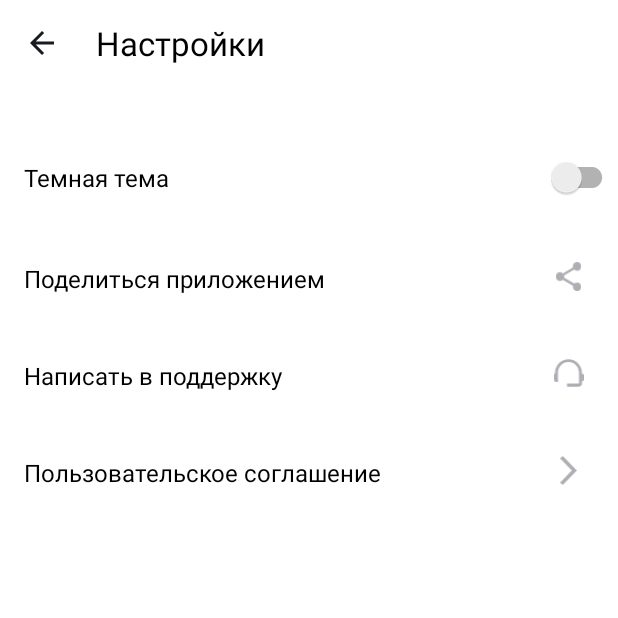
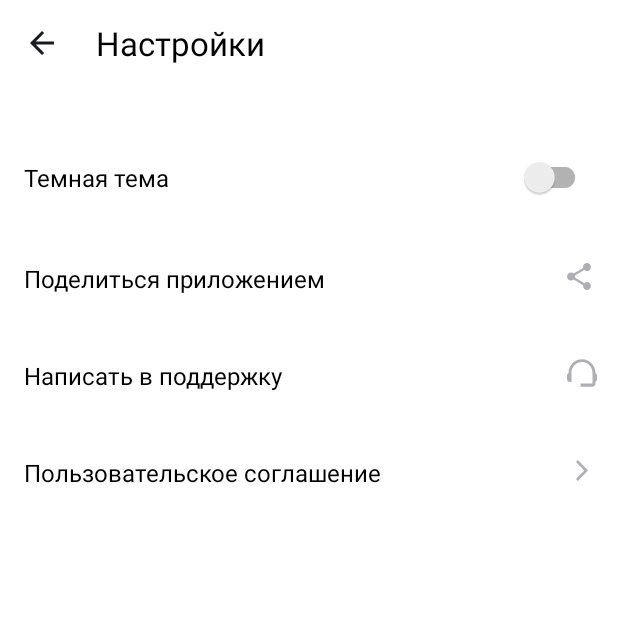
Before and after one commit to OlegQt/Yandex-Practicum_PlaylistMaker, an Android app: the ActivitySettings screen opened directly, with no data from a screen before it, on a phone screen of 412 x 824 dp, the top half of it. Run offline under Robolectric (Android 15) with nearby library versions, the phone set to English and light mode, and no system bars.

Commit message:
Во всех layOut settings сделал для текста вес 1, а для иконок wrap_content Отступ MarginEnd добавлен для оберточных layout`ов (но он для всех иконок разный, поэтому не выносил в dimens

```diff
--- a/app/src/main/res/layout/activity_settings.xml
+++ b/app/src/main/res/layout/activity_settings.xml
@@ -44,6 +44,7 @@
         android:layout_height="wrap_content"
         android:layout_marginStart="@dimen/settings_margin_start"
         android:layout_marginTop="40dp"
+        android:layout_marginEnd="18dp"
 
         android:orientation="horizontal"
         android:paddingVertical="@dimen/settings_padding"
@@ -53,7 +54,7 @@
             android:layout_width="@dimen/zero_width"
             android:layout_height="wrap_content"
             android:layout_gravity="center_vertical"
-            android:layout_weight="5"
+            android:layout_weight="1"
 
             android:gravity="start"
             android:text="@string/night_theme"
@@ -61,10 +62,10 @@
             android:textSize="@dimen/medium_txt_height" />
 
         <androidx.appcompat.widget.SwitchCompat
-            android:layout_width="@dimen/zero_width"
+            android:layout_width="wrap_content"
             android:layout_height="19dp"
             android:layout_gravity="center_vertical"
-            android:layout_weight="1" />
+            />
     </LinearLayout>
 
     <!-- Share app -->
@@ -72,6 +73,7 @@
         android:layout_width="match_parent"
         android:layout_height="wrap_content"
         android:layout_marginStart="@dimen/settings_margin_start"
+        android:layout_marginEnd="@dimen/settings_margin_end"
 
         android:orientation="horizontal"
         android:paddingVertical="@dimen/settings_padding"
@@ -81,7 +83,7 @@
             android:layout_width="@dimen/zero_width"
             android:layout_height="wrap_content"
             android:layout_gravity="center_vertical"
-            android:layout_weight="5"
+            android:layout_weight="1"
 
             android:gravity="start"
             android:text="@string/share_app"
@@ -89,8 +91,7 @@
             android:textSize="@dimen/medium_txt_height" />
 
         <ImageView
-            android:layout_width="@dimen/zero_width"
-            android:layout_weight="1"
+            android:layout_width="wrap_content"
             android:layout_height="@dimen/settings_img_height"
             android:layout_gravity="end"
             android:src="@drawable/share"
@@ -103,6 +104,7 @@
         android:layout_width="match_parent"
         android:layout_height="wrap_content"
         android:layout_marginStart="@dimen/settings_margin_start"
+        android:layout_marginEnd="14dp"
 
         android:orientation="horizontal"
         android:paddingVertical="@dimen/settings_padding"
@@ -112,7 +114,7 @@
             android:layout_width="@dimen/zero_width"
             android:layout_height="wrap_content"
             android:layout_gravity="center_vertical"
-            android:layout_weight="5"
+            android:layout_weight="1"
 
             android:gravity="start"
             android:text="@string/support_ask"
@@ -120,8 +122,7 @@
             android:textSize="@dimen/medium_txt_height" />
 
         <ImageView
-            android:layout_width="@dimen/zero_width"
-            android:layout_weight="1"
+            android:layout_width="wrap_content"
             android:layout_height="@dimen/settings_img_height"
             android:layout_gravity="end"
             android:src="@drawable/brain"
@@ -133,6 +134,7 @@
         android:layout_width="match_parent"
         android:layout_height="wrap_content"
         android:layout_marginStart="@dimen/settings_margin_start"
+        android:layout_marginEnd="20dp"
 
         android:orientation="horizontal"
         android:paddingVertical="@dimen/settings_padding"
@@ -142,7 +144,7 @@
             android:layout_width="@dimen/zero_width"
             android:layout_height="wrap_content"
             android:layout_gravity="center_vertical"
-            android:layout_weight="5"
+            android:layout_weight="1"
 
             android:gravity="start"
             android:text="@string/user_agreement"
@@ -150,8 +152,7 @@
             android:textSize="@dimen/medium_txt_height" />
 
         <ImageView
-            android:layout_width="@dimen/zero_width"
-            android:layout_weight="1"
+            android:layout_width="wrap_content"
             android:layout_height="@dimen/settings_img_height"
             android:layout_gravity="end"
             android:src="@drawable/agreement"
--- a/app/src/main/res/values/dimens.xml
+++ b/app/src/main/res/values/dimens.xml
@@ -11,5 +11,6 @@
     <dimen name="settings_margin_start">16dp</dimen>
     <dimen name="settings_img_height">19dp</dimen>
     <dimen name="zero_width">0dp</dimen>
+    <dimen name="settings_margin_end">18dp</dimen>
 
 </resources>
```
